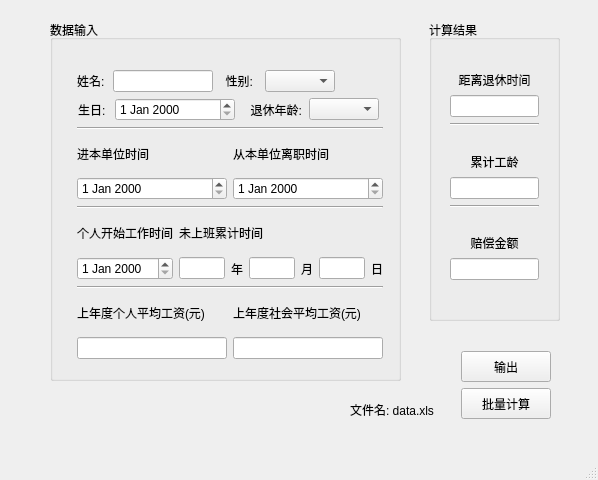
Above: compensation_money/mainwindow.ui from chenomg/compensation before the change. Below: the same form after it.
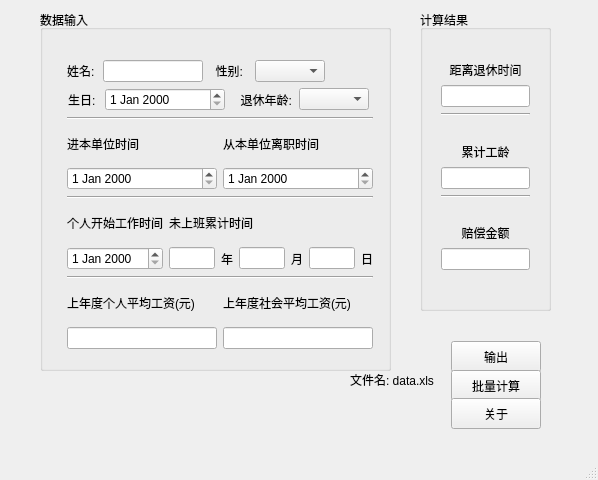
That is the form after the change.

```diff
--- a/compensation_money/mainwindow.ui
+++ b/compensation_money/mainwindow.ui
@@ -35,8 +35,8 @@
    <widget class="QGroupBox" name="groupBox">
     <property name="geometry">
      <rect>
-      <x>50</x>
-      <y>20</y>
+      <x>40</x>
+      <y>10</y>
       <width>351</width>
       <height>361</height>
      </rect>
@@ -333,10 +333,10 @@
     <widget class="QWidget" name="verticalLayoutWidget_3">
      <property name="geometry">
       <rect>
-       <x>30</x>
-       <y>10</y>
-       <width>101</width>
-       <height>91</height>
+       <x>20</x>
+       <y>0</y>
+       <width>113</width>
+       <height>101</height>
       </rect>
      </property>
      <layout class="QVBoxLayout" name="verticalLayout_3">
@@ -378,27 +378,33 @@
         </property>
        </widget>
       </item>
+      <item>
+       <widget class="QPushButton" name="about_pushButton">
+        <property name="minimumSize">
+         <size>
+          <width>90</width>
+          <height>31</height>
+         </size>
+        </property>
+        <property name="maximumSize">
+         <size>
+          <width>90</width>
+          <height>31</height>
+         </size>
+        </property>
+        <property name="text">
+         <string>关于</string>
+        </property>
+       </widget>
+      </item>
      </layout>
     </widget>
    </widget>
-   <widget class="QLabel" name="xls_label">
-    <property name="geometry">
-     <rect>
-      <x>350</x>
-      <y>400</y>
-      <width>101</width>
-      <height>20</height>
-     </rect>
-    </property>
-    <property name="text">
-     <string>文件名: data.xls</string>
-    </property>
-   </widget>
    <widget class="QGroupBox" name="groupBox_3">
     <property name="geometry">
      <rect>
-      <x>429</x>
-      <y>20</y>
+      <x>420</x>
+      <y>10</y>
       <width>131</width>
       <height>301</height>
      </rect>
@@ -487,6 +493,19 @@
      </layout>
     </widget>
    </widget>
+   <widget class="QLabel" name="xls_label">
+    <property name="geometry">
+     <rect>
+      <x>350</x>
+      <y>370</y>
+      <width>94</width>
+      <height>20</height>
+     </rect>
+    </property>
+    <property name="text">
+     <string>文件名: data.xls</string>
+    </property>
+   </widget>
   </widget>
   <widget class="QStatusBar" name="statusBar"/>
   <widget class="QMenuBar" name="menuBar">
```
Left out of the diff: 2 changed lines with no effect on the pictures.
